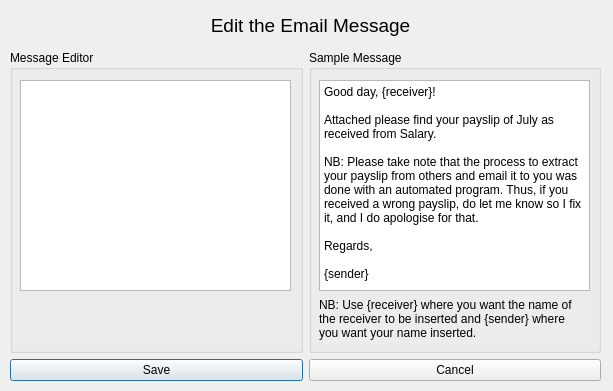
The window that message_editor.ui (abiatarfestus/payslips) describes before a commit, drawn with Qt 5.
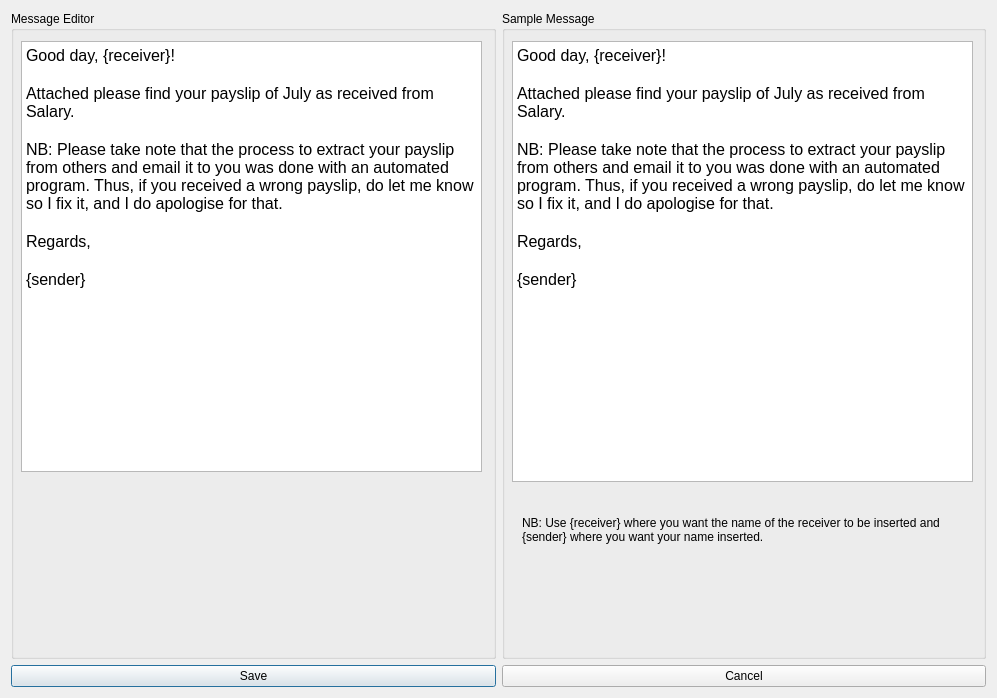
The same window after the commit.

The edit to the form file:
```diff
--- a/message_editor.ui
+++ b/message_editor.ui
@@ -9,43 +9,15 @@
    <rect>
     <x>0</x>
     <y>0</y>
-    <width>613</width>
-    <height>391</height>
+    <width>997</width>
+    <height>698</height>
    </rect>
   </property>
   <property name="windowTitle">
    <string>Dialog</string>
   </property>
-  <widget class="QLabel" name="label_2">
-   <property name="geometry">
-    <rect>
-     <x>210</x>
-     <y>10</y>
-     <width>201</width>
-     <height>31</height>
-    </rect>
-   </property>
-   <property name="font">
-    <font>
-     <pointsize>14</pointsize>
-    </font>
-   </property>
-   <property name="text">
-    <string>Edit the Email Message</string>
-   </property>
-   <property name="alignment">
-    <set>Qt::AlignCenter</set>
-   </property>
-  </widget>
-  <widget class="QWidget" name="layoutWidget">
-   <property name="geometry">
-    <rect>
-     <x>10</x>
-     <y>50</y>
-     <width>591</width>
-     <height>331</height>
-    </rect>
-   </property>
+  <layout class="QGridLayout" name="gridLayout_3">
+   <item row="0" column="0">
    <layout class="QGridLayout" name="gridLayout">
     <item row="0" column="0" colspan="2">
      <layout class="QGridLayout" name="gridLayout_2">
@@ -59,10 +31,26 @@
           <rect>
            <x>10</x>
            <y>30</y>
-           <width>271</width>
-           <height>211</height>
-          </rect>
-         </property>
+            <width>461</width>
+            <height>431</height>
+           </rect>
+          </property>
+          <property name="font">
+           <font>
+            <pointsize>12</pointsize>
+           </font>
+          </property>
+          <property name="plainText">
+           <string>Good day, {receiver}!
+
+Attached please find your payslip of July as received from Salary.
+
+NB: Please take note that the process to extract your payslip from others and email it to you was done with an automated program. Thus, if you received a wrong payslip, do let me know so I fix it, and I do apologise for that.
+
+Regards,
+
+{sender}</string>
+          </property>
         </widget>
        </widget>
       </item>
@@ -79,10 +67,15 @@
           <rect>
            <x>10</x>
            <y>30</y>
-           <width>271</width>
-           <height>211</height>
-          </rect>
-         </property>
+            <width>461</width>
+            <height>441</height>
+           </rect>
+          </property>
+          <property name="font">
+           <font>
+            <pointsize>12</pointsize>
+           </font>
+          </property>
          <property name="readOnly">
           <bool>true</bool>
          </property>
@@ -101,10 +94,10 @@
         <widget class="QLabel" name="label">
          <property name="geometry">
           <rect>
-           <x>10</x>
-           <y>250</y>
-           <width>261</width>
-           <height>51</height>
+            <x>20</x>
+            <y>490</y>
+            <width>441</width>
+            <height>71</height>
           </rect>
          </property>
          <property name="text">
@@ -134,7 +127,8 @@
      </widget>
     </item>
    </layout>
-  </widget>
+   </item>
+  </layout>
  </widget>
  <resources/>
  <connections/>
```
Lines whose indentation alone changed are shown as unchanged.
